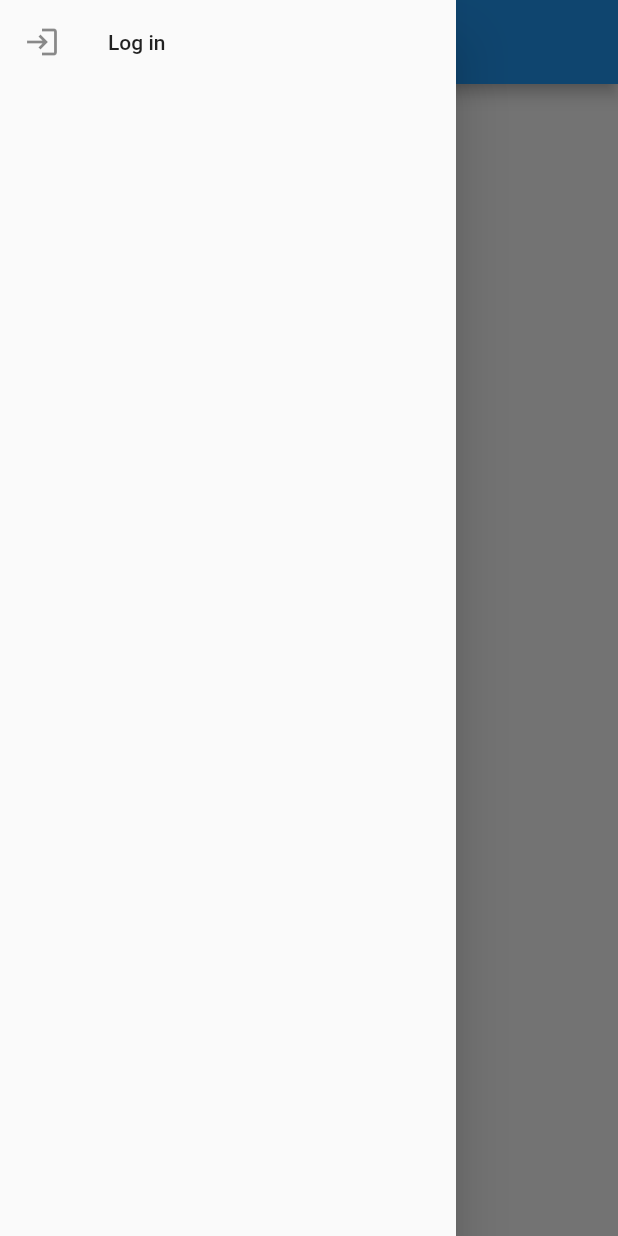
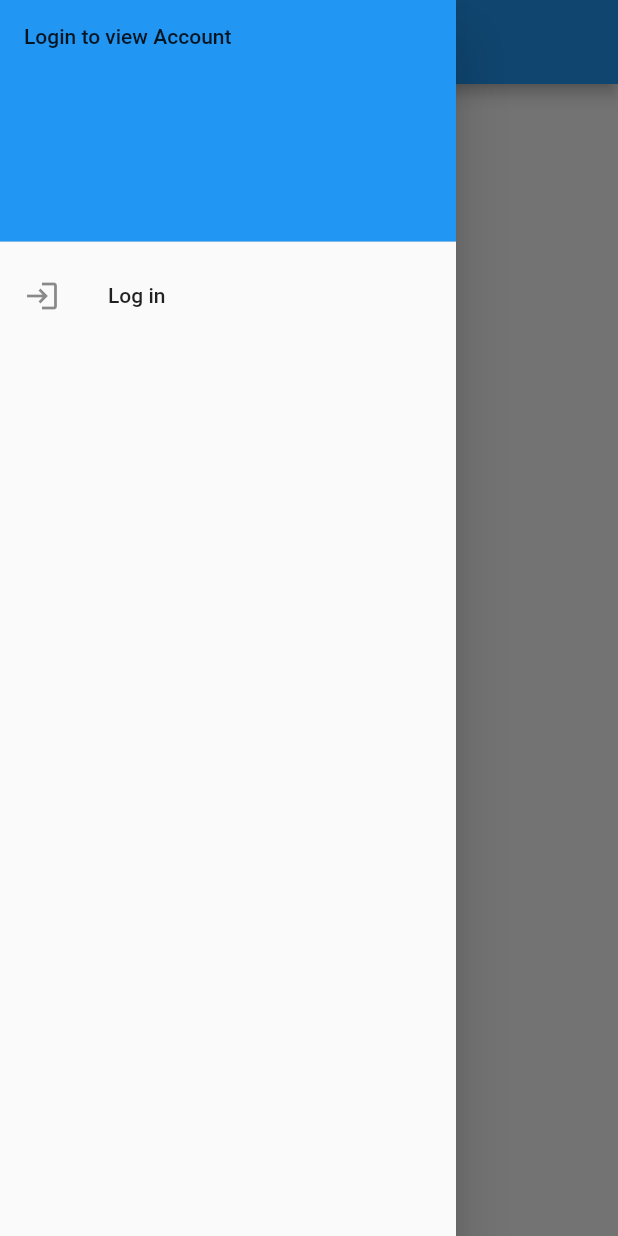
Before and after one commit to Shahidbangash/acumenmobile, a Flutter app: the screen it shows after launch, with the side drawer open, on a phone screen of 412 x 824 dp. Run offline on Flutter 3.47's test engine with Material 2 defaults, Android fonts, the light colour scheme and no system bars; our stand-ins replace cloud_firestore, firebase_auth, firebase_core; accounts and stored records are empty.

Commit message:
Login and sign up done

```diff
--- a/lib/Screens/homePage/HomeScreen.dart
+++ b/lib/Screens/homePage/HomeScreen.dart
@@ -18,6 +18,15 @@ class _HomePageState extends State<HomePage> {
       drawer: Drawer(
         child: ListView(
           children: [
+            DrawerHeader(
+              decoration: BoxDecoration(
+                color: Colors.blue,
+              ),
+              child: Text(getCurrentUser() != null
+                  ? getCurrentUser()!.email ?? "email not provided"
+                  : "Login to view Account"),
+            ),
+            // ),
             getCurrentUser() != null
                 ? ListTile(
                     leading: Icon(Icons.exit_to_app),
--- a/lib/Screens/signupPage/signupScreen.dart
+++ b/lib/Screens/signupPage/signupScreen.dart
@@ -1,3 +1,4 @@
+import 'package:acumenmobile/Routes/goToRoutes.dart';
 import 'package:acumenmobile/Routes/routesConstants.dart';
 import 'package:acumenmobile/Theme/colors.dart';
 import 'package:acumenmobile/Theme/fontStyles.dart';
@@ -155,7 +156,9 @@ class _SignupScreenState extends State<SignupScreen> {
                                         loading = false;
                                         formKey.currentState!.reset();
                                       });
-                                      if (value == "success") {}
+                                      if (value == "success") {
+                                        goToMainScreen();
+                                      }
                                     });
                                   } else {
                                     // show user an error message
```
Also changed, not shown: lib/Screens/loginPage/loginScreen.dart (+18 -5 lines), lib/reusableFunction/FirebaseAuthentication.dart (+15 -0 lines).
